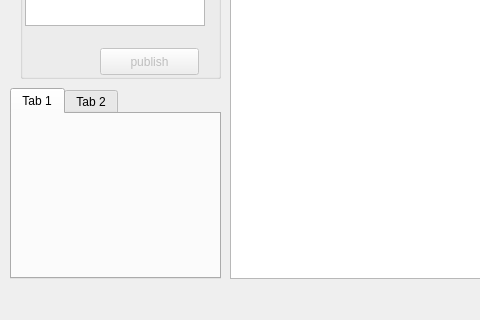
Old version of the form mainwindow.ui in the repository QtLab/linquitto; both pictures show x 0 to 480 and y 198 to 518 of the 888 by 518 pixel window.
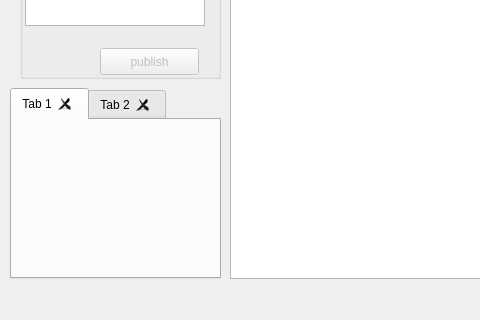
New version of the form.

Commit message: Dialog for creating a new connection implemented.

```diff
--- a/mainwindow.ui
+++ b/mainwindow.ui
@@ -264,6 +264,9 @@
       <height>191</height>
      </rect>
     </property>
+    <property name="tabsClosable">
+     <bool>true</bool>
+    </property>
     <widget class="QWidget" name="tab">
      <attribute name="title">
       <string>Tab 1</string>
```
Left out of the diff: 7 changed lines with no effect on the pictures. The commit also changes 6 other files.
